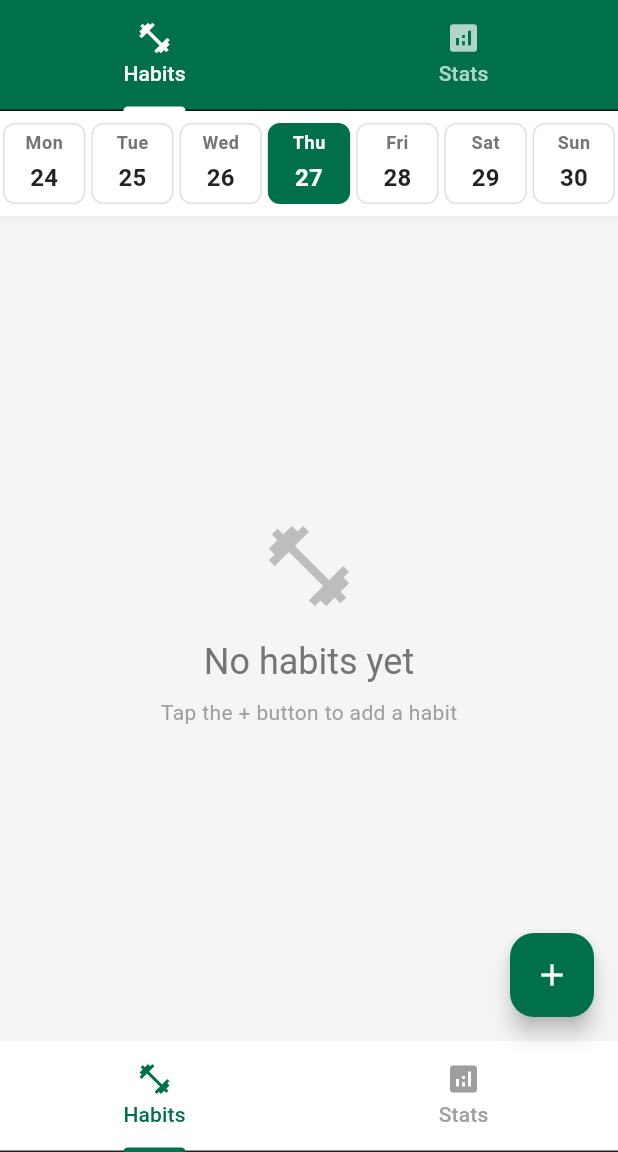
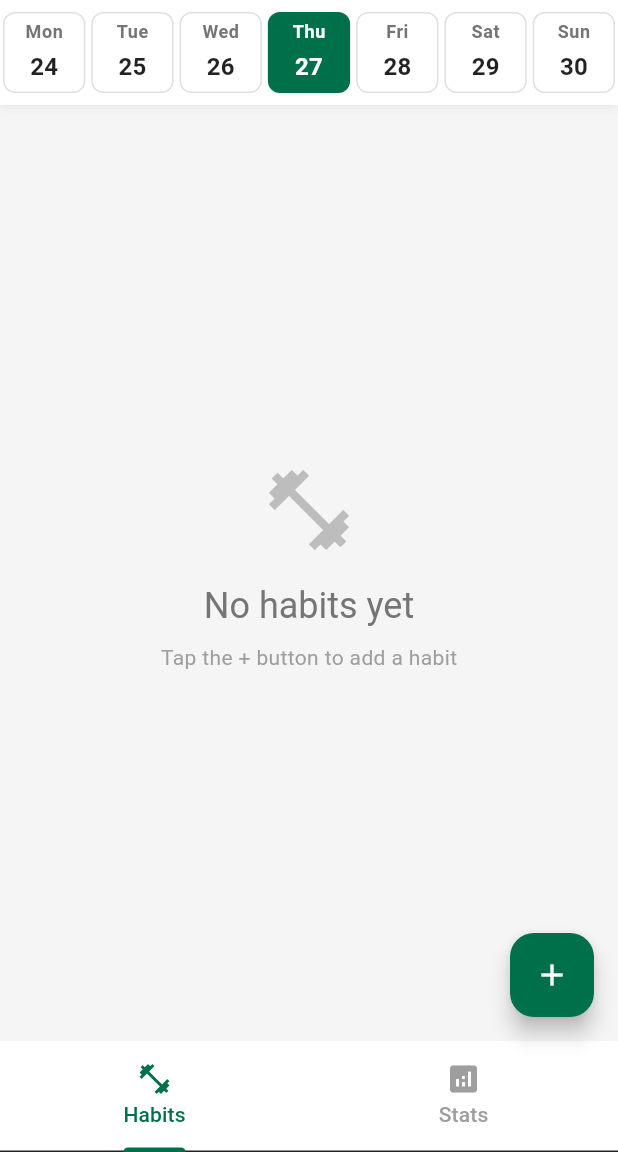
Before and after one commit to code-dio/five-minutes-habits, a Flutter app: the screen it shows after launch, on a phone screen of 412 x 824 dp, the part 84-1236 px from its top. Run offline on Flutter 3.47's test engine with Material 3 defaults, Android fonts, the phone set to English and light mode, and no system bars.

Commit message:
fix the duplicated tabs

```diff
--- a/lib/main.dart
+++ b/lib/main.dart
@@ -348,16 +348,6 @@ class _HomeScreenState extends State<HomeScreen>
             tooltip: 'Select Date',
           ),
         ],
-        bottom: TabBar(
-          controller: _tabController,
-          indicatorColor: Colors.white,
-          labelColor: Colors.white,
-          unselectedLabelColor: Colors.white70,
-          tabs: const [
-            Tab(icon: Icon(Icons.fitness_center), text: 'Habits'),
-            Tab(icon: Icon(Icons.analytics), text: 'Stats'),
-          ],
-        ),
       ),
       body: Container(
         color: Theme.of(context).colorScheme.background,
```
